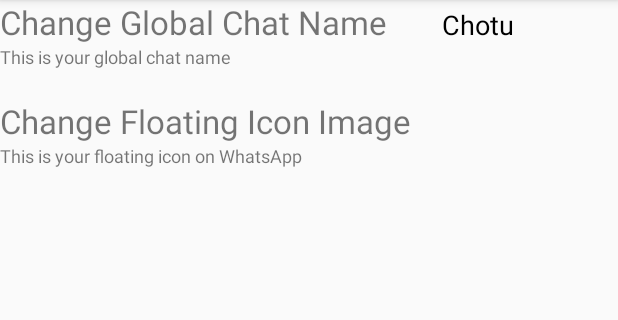
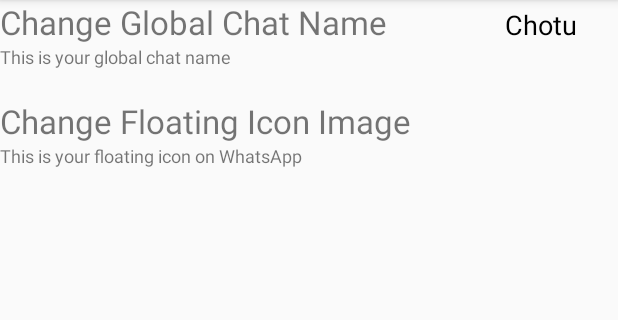
Before and after one commit to ogil7190/wa-utility-v2, an Android app: the fragment FragmentSettings shown on its own in the app's theme, on a phone screen of 412 x 824 dp, the part 84-404 px from its top. Run offline under Robolectric (Android 15) with nearby library versions, the phone set to English and light mode, and no system bars.

Commit message:
ver 1.15

```diff
--- a/app/src/main/res/layout/floating_ss.xml
+++ b/app/src/main/res/layout/floating_ss.xml
@@ -15,7 +15,7 @@
         android:id="@+id/ss"
         android:scaleType="fitXY"
         android:layout_marginTop="16dp"
-        android:layout_marginLeft="3dp"
+        android:layout_marginLeft="4dp"
         android:layout_width="75dp"
         android:layout_height="130dp" />
     </RelativeLayout>
--- a/app/src/main/res/layout/settings_fragment.xml
+++ b/app/src/main/res/layout/settings_fragment.xml
@@ -11,7 +11,7 @@
         android:layout_width="match_parent"
         android:layout_height="wrap_content"
         android:textSize="22dp"
-        android:layout_weight="2"
+        android:layout_weight="1"
         android:id="@+id/changeName"
         android:text="Change Global Chat Name"/>
 
@@ -19,7 +19,8 @@
         android:layout_width="match_parent"
         android:layout_height="wrap_content"
         android:textSize="18dp"
-        android:layout_weight="5"
+        android:layout_weight="3"
+        android:textAlignment="center"
         android:textColor="#000000"
         android:id="@+id/currentName"
         android:text="Ogil"/>
```
Also changed, not shown: app/src/main/java/com/bluebulls/apps/whatsapputility/activities/HomeActivity.java (+4 -4 lines), app/src/main/java/com/bluebulls/apps/whatsapputility/util/DBHelper.java (+1 -6 lines), 1 other file.
